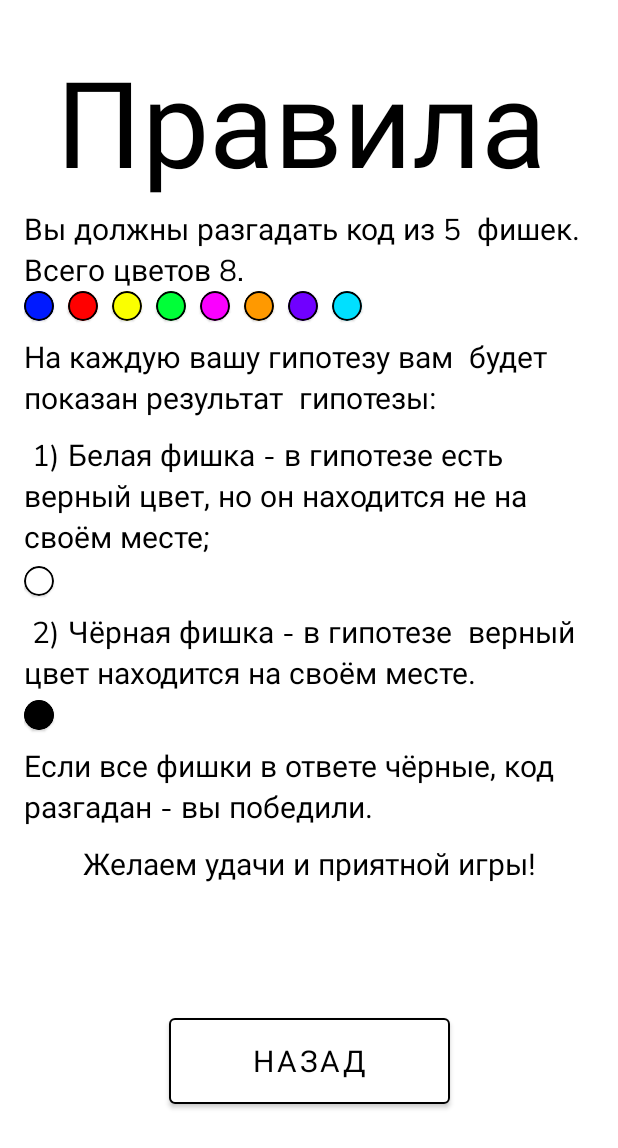
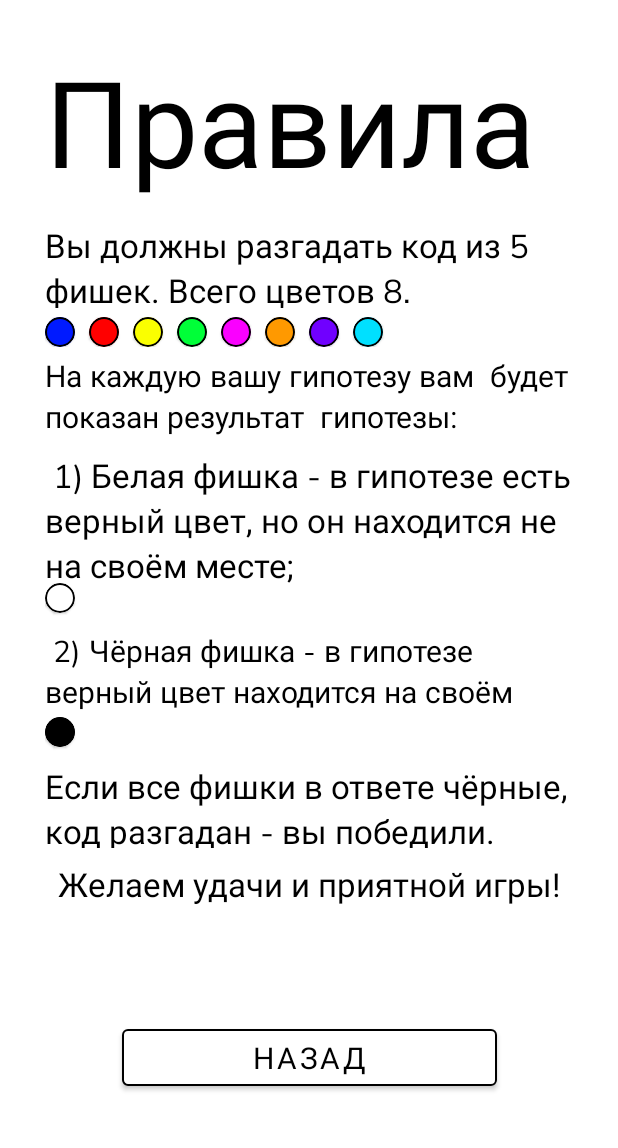
Before and after one commit to Forgotten-Phantom/Game-Logic-, an Android app: the RulesActivity screen opened directly, with no data from a screen before it, on a phone screen of 412 x 824 dp. Shown: the top 1148 px of the screen. Run offline under Robolectric (Android 15) with nearby library versions, the phone set to English and light mode, and no system bars.

Commit message:
Add some layout changes

```diff
--- a/app/src/main/res/layout/activity_rules.xml
+++ b/app/src/main/res/layout/activity_rules.xml
@@ -8,11 +8,11 @@
 
     <TextView
         android:id="@+id/textRules"
-        android:layout_width="337dp"
-        android:layout_height="100dp"
-        android:layout_marginStart="37dp"
+        android:layout_width="0dp"
+        android:layout_height="110dp"
+        android:layout_marginStart="30dp"
         android:layout_marginTop="30dp"
-        android:layout_marginEnd="37dp"
+        android:layout_marginEnd="30dp"
         android:fontFamily="@font/nunito_sans"
         android:text="Правила"
         android:textColor="#000000"
@@ -23,22 +23,22 @@
 
     <TextView
         android:id="@+id/part1"
-        android:layout_width="380dp"
-        android:layout_height="53dp"
+        android:layout_width="0dp"
+        android:layout_height="56dp"
         android:layout_marginStart="30dp"
         android:layout_marginTop="9dp"
         android:layout_marginEnd="30dp"
         android:fontFamily="@font/nunito_sans"
         android:text="Вы должны разгадать код из 5  фишек. Всего цветов 8."
         android:textColor="#000000"
-        android:textSize="20sp"
+        android:textSize="22sp"
         app:layout_constraintEnd_toEndOf="parent"
         app:layout_constraintStart_toStartOf="parent"
         app:layout_constraintTop_toBottomOf="@+id/textRules" />
 
     <TextView
         android:id="@+id/part2"
-        android:layout_width="380dp"
+        android:layout_width="00dp"
         android:layout_height="55dp"
         android:layout_marginStart="30dp"
         android:layout_marginTop="32dp"
@@ -53,7 +53,7 @@
 
     <TextView
         android:id="@+id/part3"
-        android:layout_width="380dp"
+        android:layout_width="0dp"
         android:layout_height="86dp"
         android:layout_marginStart="30dp"
         android:layout_marginTop="10dp"
@@ -61,14 +61,14 @@
         android:fontFamily="@font/nunito_sans"
         android:text=" 1) Белая фишка - в гипотезе есть  верный цвет, но он находится не на своём месте;"
         android:textColor="#000000"
-        android:textSize="20sp"
+        android:textSize="22sp"
         app:layout_constraintEnd_toEndOf="parent"
         app:layout_constraintStart_toStartOf="parent"
         app:layout_constraintTop_toBottomOf="@+id/part2" />
 
     <TextView
         android:id="@+id/part4"
-        android:layout_width="380dp"
+        android:layout_width="0dp"
         android:layout_height="57dp"
         android:layout_marginStart="30dp"
         android:layout_marginTop="32dp"
@@ -83,7 +83,7 @@
 
     <TextView
         android:id="@+id/part5"
-        android:layout_width="380dp"
+        android:layout_width="0dp"
         android:layout_height="55dp"
         android:layout_marginStart="30dp"
         android:layout_marginTop="32dp"
@@ -91,7 +91,7 @@
         android:fontFamily="@font/nunito_sans"
         android:text="Если все фишки в ответе чёрные, код разгадан - вы победили."
         android:textColor="#000000"
-        android:textSize="20sp"
+        android:textSize="22sp"
         app:layout_constraintEnd_toEndOf="parent"
         app:layout_constraintStart_toStartOf="parent"
         app:layout_constraintTop_toBottomOf="@+id/part4" />
@@ -106,15 +106,19 @@
         android:fontFamily="@font/nunito_sans"
         android:text="Желаем удачи и приятной игры!"
         android:textColor="#000000"
-        android:textSize="20sp"
+        android:textSize="22sp"
         app:layout_constraintEnd_toEndOf="parent"
         app:layout_constraintStart_toStartOf="parent"
         app:layout_constraintTop_toBottomOf="@+id/part5" />
 
     <Button
         android:id="@+id/back"
-        android:layout_width="187dp"
-        android:layout_height="69dp"
+        android:layout_width="250dp"
+        android:layout_height="50dp"
+        android:layout_marginStart="30dp"
+        android:layout_marginTop="9dp"
+        android:layout_marginEnd="30dp"
+        android:layout_marginBottom="30dp"
         android:backgroundTint="#FFFFFF"
         android:fontFamily="@font/nunito_sans"
         android:text="Назад"
@@ -129,8 +133,8 @@
 
     <LinearLayout
         android:id="@+id/lineOfColors"
-        android:layout_width="380dp"
-        android:layout_height="30dp"
+        android:layout_width="0dp"
+        android:layout_height="20dp"
         android:layout_marginStart="30dp"
         android:layout_marginEnd="30dp"
         android:orientation="horizontal"
@@ -263,8 +267,10 @@
 
     <LinearLayout
         android:id="@+id/lineForWhite"
-        android:layout_width="380dp"
-        android:layout_height="30dp"
+        android:layout_width="0dp"
+        android:layout_height="0dp"
+        android:layout_marginStart="30dp"
+        android:layout_marginEnd="30dp"
         android:orientation="horizontal"
         app:layout_constraintBottom_toTopOf="@+id/part4"
         app:layout_constraintEnd_toEndOf="parent"
@@ -290,8 +296,10 @@
 
     <LinearLayout
         android:id="@+id/lineForBlack"
-        android:layout_width="380dp"
-        android:layout_height="30dp"
+        android:layout_width="0dp"
+        android:layout_height="0dp"
+        android:layout_marginStart="30dp"
+        android:layout_marginEnd="30dp"
         android:orientation="horizontal"
         app:layout_constraintBottom_toTopOf="@+id/part5"
         app:layout_constraintEnd_toEndOf="parent"
--- a/app/src/main/res/mipmap-anydpi-v26/ic_launcher.xml
+++ b/app/src/main/res/mipmap-anydpi-v26/ic_launcher.xml
@@ -1,5 +1,5 @@
 <?xml version="1.0" encoding="utf-8"?>
 <adaptive-icon xmlns:android="http://schemas.android.com/apk/res/android">
     <background android:drawable="@color/ic_launcher_background"/>
-    <foreground android:drawable="@mipmap/ic_launcher_foreground"/>
+    <foreground android:drawable="@drawable/ic_launcher_foreground"/>
 </adaptive-icon>
--- a/app/src/main/res/mipmap-anydpi-v26/ic_launcher_round.xml
+++ b/app/src/main/res/mipmap-anydpi-v26/ic_launcher_round.xml
@@ -1,5 +1,5 @@
 <?xml version="1.0" encoding="utf-8"?>
 <adaptive-icon xmlns:android="http://schemas.android.com/apk/res/android">
     <background android:drawable="@color/ic_launcher_background"/>
-    <foreground android:drawable="@mipmap/ic_launcher_foreground"/>
+    <foreground android:drawable="@drawable/ic_launcher_foreground"/>
 </adaptive-icon>
--- /dev/null
+++ b/app/src/main/res/values/ic_launcher_background.xml
@@ -0,0 +1,4 @@
+<?xml version="1.0" encoding="utf-8"?>
+<resources>
+    <color name="ic_launcher_background">#3DDC84</color>
+</resources>
```
Also changed, not shown: app/src/main/res/drawable-v24/ic_launcher_foreground.xml (+7 -6 lines), app/src/main/res/layout/activity_end_game.xml (+11 -9 lines), app/src/main/res/layout/activity_game.xml (+8 -10 lines), app/src/main/res/layout/activity_main.xml (+14 -14 lines), app/src/main/ic_launcher-playstore.png (added), app/src/main/res/mipmap-hdpi/ic_launcher.png (added), app/src/main/res/mipmap-hdpi/ic_launcher_round.png (added), app/src/main/res/mipmap-mdpi/ic_launcher.png (added), app/src/main/res/mipmap-mdpi/ic_launcher_round.png (added), app/src/main/res/mipmap-xhdpi/ic_launcher.png (added), app/src/main/res/mipmap-xhdpi/ic_launcher_round.png (added), app/src/main/res/mipmap-xxhdpi/ic_launcher.png (added), app/src/main/res/mipmap-xxhdpi/ic_launcher_round.png (added), app/src/main/res/mipmap-xxxhdpi/ic_launcher.png (added), 1 more files.
